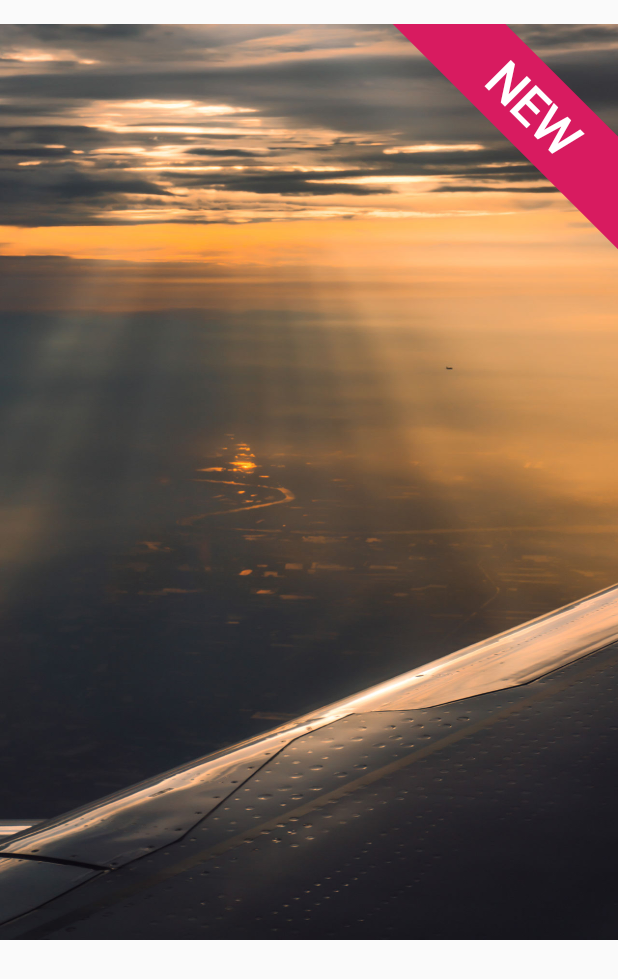
After one commit to yilylong/SecondaryScreen, an Android app: the layout activity_custom_view_test.xml on its own in the app's theme, with its tools: preview values and no code run, on a phone screen of 412 x 824 dp. The commit adds this screen. Shown: the top 979 px of the screen. Run offline under Robolectric (Android 15) with nearby library versions, the phone set to English and light mode, and no system bars.

Commit message:
增加两个view

```diff
--- a/app/src/main/java/com/zhl/secondaryscreen/activity/MainActivity.java
+++ b/app/src/main/java/com/zhl/secondaryscreen/activity/MainActivity.java
@@ -36,6 +36,8 @@ public class MainActivity extends AppCompatActivity {
         mTitleDataList.add("发现");
         mTitleDataList.add("推荐");
         mTitleDataList.add("日报");
+        mTitleDataList.add("ImageProgressBar");
+        mTitleDataList.add("ImageTag");
         magicIndicator = (MagicIndicator) findViewById(R.id.magic_indicator);
         secondaryScreenView = findViewById(R.id.secondaryScreenView);
         mViewPager = findViewById(R.id.viewpager);
--- a/app/src/main/java/com/zhl/secondaryscreen/fragment/MainFragment.java
+++ b/app/src/main/java/com/zhl/secondaryscreen/fragment/MainFragment.java
@@ -36,7 +36,7 @@ public class MainFragment extends Fragment {
     @Nullable
     @Override
     public View onCreateView(@NonNull LayoutInflater inflater, @Nullable ViewGroup container, @Nullable Bundle savedInstanceState) {
-        View view = LayoutInflater.from(getContext()).inflate(R.layout.activity_custom_refresh_header,null);
+        View view = inflater.inflate(R.layout.activity_custom_refresh_header,null);
         refreshView =  view.findViewById(R.id.refresh_layout);
         mRecyclerView = view.findViewById(R.id.recyclerview);
         mRecyclerView.setLayoutManager(new LinearLayoutManager(getContext()));
--- /dev/null
+++ b/app/src/main/java/com/zhl/secondaryscreen/view/TagImageView.java
@@ -0,0 +1,167 @@
+package com.zhl.secondaryscreen.view;
+
+import android.content.Context;
+import android.content.res.TypedArray;
+import android.graphics.Canvas;
+import android.graphics.Paint;
+import android.graphics.Path;
+import android.graphics.Rect;
+import android.util.AttributeSet;
+
+import com.zhl.secondaryscreen.R;
+
+
+/**
+ * 描述：
+ * Created by zhaohl on 2018-5-21.
+ */
+public class TagImageView extends android.support.v7.widget.AppCompatImageView {
+    private Paint tagPaint;
+    private Paint backgroundPaint;
+    private int tagSize = 40;
+    private String tag = "NEW";
+    private int tagBackgroud = 0XFFFB0C0C;
+    private int textColor = 0XFFFFFFFF;
+    private Location location = Location.ON_TOP_RIGHT;
+    private boolean showTag = true;
+
+    public enum Location{
+        ON_TOP_lEFT,ON_TOP_RIGHT
+    }
+
+    public TagImageView(Context context) {
+        this(context,null);
+    }
+
+    public TagImageView(Context context, AttributeSet attrs) {
+        this(context, attrs,-1);
+    }
+
+    public TagImageView(Context context, AttributeSet attrs, int defStyleAttr) {
+        super(context, attrs, defStyleAttr);
+        TypedArray array = getContext().obtainStyledAttributes(attrs, R.styleable.TagImageAttr);
+        if(array!=null&&array.length()>0){
+            textColor = array.getColor(R.styleable.TagImageAttr_tagTextColor,0XFFFFFFFF);
+            tagSize = array.getInt(R.styleable.TagImageAttr_tagSize,40);
+            tagBackgroud = array.getColor(R.styleable.TagImageAttr_tagBackgroud,0XFFFB0C0C);
+            showTag = array.getBoolean(R.styleable.TagImageAttr_showTag,true);
+            int loc = array.getInt(R.styleable.TagImageAttr_tagLocation,1);
+            switch (loc){
+                case 0:
+                    location = Location.ON_TOP_lEFT;
+                    break;
+                case 1:
+                    location = Location.ON_TOP_RIGHT;
+                    break;
+            }
+            array.recycle();
+        }
+        tagPaint = new Paint(Paint.ANTI_ALIAS_FLAG);
+        backgroundPaint = new Paint(Paint.ANTI_ALIAS_FLAG);
+        tagPaint.setColor(textColor);
+        tagPaint.setFakeBoldText(true);
+        backgroundPaint.setColor(tagBackgroud);
+        tagPaint.setTextSize(tagSize);
+        setScaleType(ScaleType.FIT_XY);
+    }
+
+    @Override
+    protected void onMeasure(int widthMeasureSpec, int heightMeasureSpec) {
+        super.onMeasure(widthMeasureSpec, heightMeasureSpec);
+    }
+
+    @Override
+    protected void onDraw(Canvas canvas) {
+        super.onDraw(canvas);
+        if(showTag){
+            double sin45 = Math.sin(Math.toRadians(45));
+            // 先测出文字大小
+            Paint.FontMetrics metrics = new Paint.FontMetrics();
+            tagPaint.getFontMetrics(metrics);
+
+            Rect bounds = new Rect();
+            tagPaint.getTextBounds(tag,1,tag.length(),bounds);
+
+            float textW = tagPaint.measureText(tag);
+            float textH = metrics.bottom-metrics.top;
+
+            float bgH = textH*1.2f;
+            float offsetV = -(bgH-(bounds.bottom-bounds.top))/2;
+            float unit = (float) (bgH/sin45);
+            float wrapW = (float) (unit/sin45);
+            float offsetH = bgH+((wrapW-textW)/2);
+
+            switch (location){
+                case ON_TOP_lEFT:
+                    drawOnLeft(canvas,unit,offsetH,offsetV);
+                    break;
+                case ON_TOP_RIGHT:
+                    drawOnRight(canvas,unit,offsetH,offsetV);
+                    break;
+            }
+        }
+    }
+
+    private void drawOnLeft(Canvas canvas, float unit, float offsetH, float offsetV) {
+        Path path = new Path();
+        path.moveTo(unit,0);
+        path.lineTo(2*unit,0);
+        path.lineTo(0,2*unit);
+        path.lineTo(0,unit);
+        path.close();
+        canvas.drawPath(path,backgroundPaint);
+
+        Path tagPath = new Path();
+        tagPath.moveTo(0,2*unit);
+        tagPath.lineTo(2*unit,0);
+
+        canvas.drawTextOnPath(tag,tagPath, offsetH,offsetV,tagPaint);
+    }
+
+    private void drawOnRight(Canvas canvas, float unit, float offsetH, float offsetV){
+        Path path = new Path();
+        path.moveTo(getMeasuredWidth()-2*unit,0);
+        path.lineTo(getMeasuredWidth()-unit,0);
+        path.lineTo(getMeasuredWidth(),unit);
+        path.lineTo(getMeasuredWidth(),2*unit);
+        path.close();
+        canvas.drawPath(path,backgroundPaint);
+
+        Path tagPath = new Path();
+        tagPath.moveTo(getMeasuredWidth()-2*unit,0);
+        tagPath.lineTo(getMeasuredWidth(),2*unit);
+
+        canvas.drawTextOnPath(tag,tagPath, offsetH,offsetV,tagPaint);
+    }
+
+    public void setTagSize(int size){
+        if(size<=0||size>200){
+            return ;
+        }
+        tagSize = size;
+        tagPaint.setTextSize(tagSize);
+        invalidate();
+    }
+
+    public void setTagBackgroud(int color){
+        tagBackgroud = color;
+        backgroundPaint.setColor(tagBackgroud);
+        invalidate();
+    }
+    public void setTagTextColor(int color){
+        textColor = color;
+        tagPaint.setColor(textColor);
+        invalidate();
+    }
+
+    public void setTagLocation(Location location){
+        this.location = location;
+        invalidate();
+    }
+
+    public void showTag(boolean show){
+        this.showTag = show;
+        invalidate();
+    }
+
+}
--- /dev/null
+++ b/app/src/main/res/layout/activity_custom_view_test.xml
@@ -0,0 +1,22 @@
+<?xml version="1.0" encoding="utf-8"?>
+<android.support.constraint.ConstraintLayout xmlns:android="http://schemas.android.com/apk/res/android"
+    xmlns:app="http://schemas.android.com/apk/res-auto"
+    android:layout_width="match_parent"
+    android:layout_height="match_parent">
+
+    <com.zhl.secondaryscreen.view.TagImageView
+        android:id="@+id/tag_img"
+        android:layout_width="wrap_content"
+        android:layout_height="wrap_content"
+        android:layout_marginStart="8dp"
+        android:layout_marginTop="16dp"
+        android:layout_marginEnd="8dp"
+        android:src="@mipmap/img_1"
+        app:layout_constraintEnd_toEndOf="parent"
+        app:layout_constraintStart_toStartOf="parent"
+        app:layout_constraintTop_toTopOf="parent"
+        app:tagBackgroud="@color/colorAccent"
+        app:tagLocation="ON_TOP_RIGHT"
+        app:tagSize="50" />
+
+</android.support.constraint.ConstraintLayout>
--- a/app/src/main/res/values/colors.xml
+++ b/app/src/main/res/values/colors.xml
@@ -3,4 +3,8 @@
     <color name="colorPrimary">#008577</color>
     <color name="colorPrimaryDark">#00574B</color>
     <color name="colorAccent">#D81B60</color>
+    <color name="nomalColor">#666666</color>
+    <color name="rightColor">#33FF66</color>
+    <color name="wrongColor">#FF3333</color>
+    <color name="progress_cover_color">#55c8c6c6</color>
 </resources>
```
Also changed, not shown: app/src/main/java/com/zhl/secondaryscreen/adapter/MyPaperAdapter.java (+8 -0 lines), app/src/main/java/com/zhl/secondaryscreen/fragment/ProgressbarFragment.java (added, +81 -0 lines), app/src/main/java/com/zhl/secondaryscreen/fragment/TagImageFragment.java (added, +44 -0 lines), app/src/main/java/com/zhl/secondaryscreen/view/ImageProgressBar.java (added, +124 -0 lines), app/src/main/res/layout/activity_custom_progress_bar.xml (added, +37 -0 lines), app/src/main/res/mipmap-xxhdpi/bg2.jpg (added), app/src/main/res/mipmap-xxhdpi/img_1.jpg (added), app/src/main/res/mipmap-xxhdpi/progressbar_bg.jpg (added), 1 other file.
